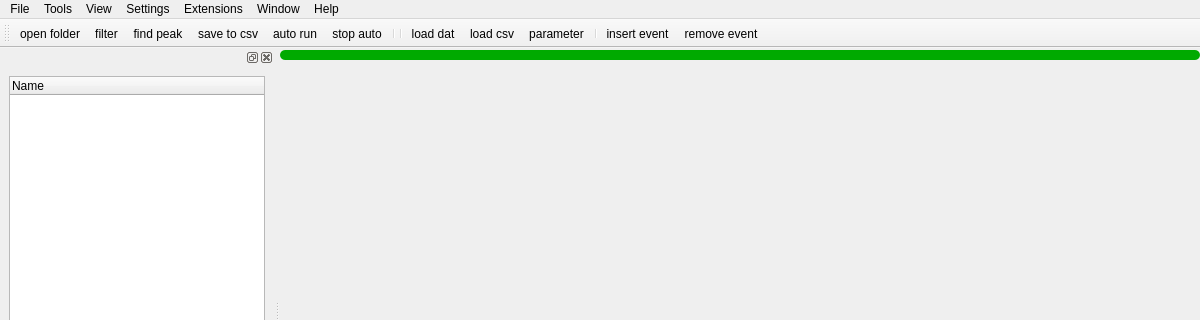
First picture: the form in Visual NanoPore/mainUI/mainwindow.ui, repository mliyuanjie/Visual-NanoPore, before the edit; both pictures show x 0 to 1200 and y 0 to 320 of the 1200 by 800 pixel window.
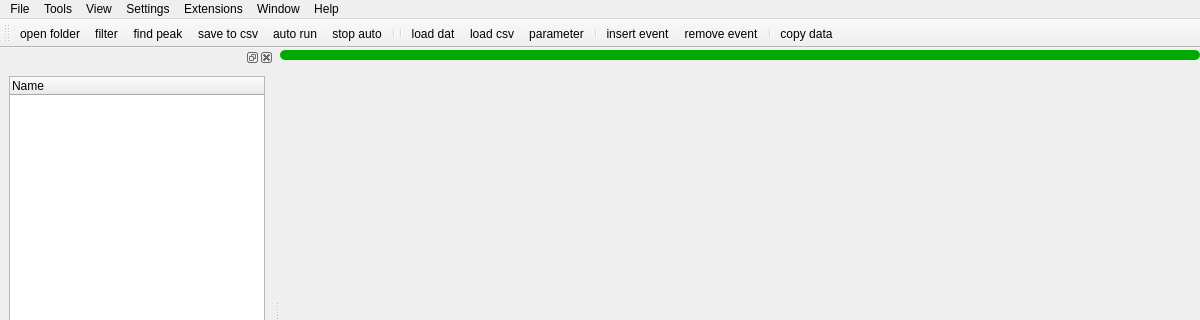
Second picture: the form after the edit. Icons and pictures are not drawn. Custom widgets are drawn as their Qt base class.

Patch:
```diff
--- a/Visual NanoPore/mainUI/mainwindow.ui
+++ b/Visual NanoPore/mainUI/mainwindow.ui
@@ -221,6 +221,8 @@
    <addaction name="separator"/>
    <addaction name="actioninsert_event"/>
    <addaction name="actionremove_event"/>
+   <addaction name="separator"/>
+   <addaction name="actioncopy_data"/>
   </widget>
   <widget class="QDockWidget" name="dockWidget">
    <property name="minimumSize">
@@ -456,6 +458,15 @@
     <string>show plot</string>
    </property>
   </action>
+  <action name="actioncopy_data">
+   <property name="icon">
+    <iconset resource="../resources/resources.qrc">
+     <normaloff>:/C:/Users/LiYu/source/repos/Visual NanoPore/Visual NanoPore/resources/duplicate.png</normaloff>:/C:/Users/LiYu/source/repos/Visual NanoPore/Visual NanoPore/resources/duplicate.png</iconset>
+   </property>
+   <property name="text">
+    <string>copy data</string>
+   </property>
+  </action>
  </widget>
  <customwidgets>
   <customwidget>
```
Left out of the diff: 4 changed lines with no effect on the pictures.
